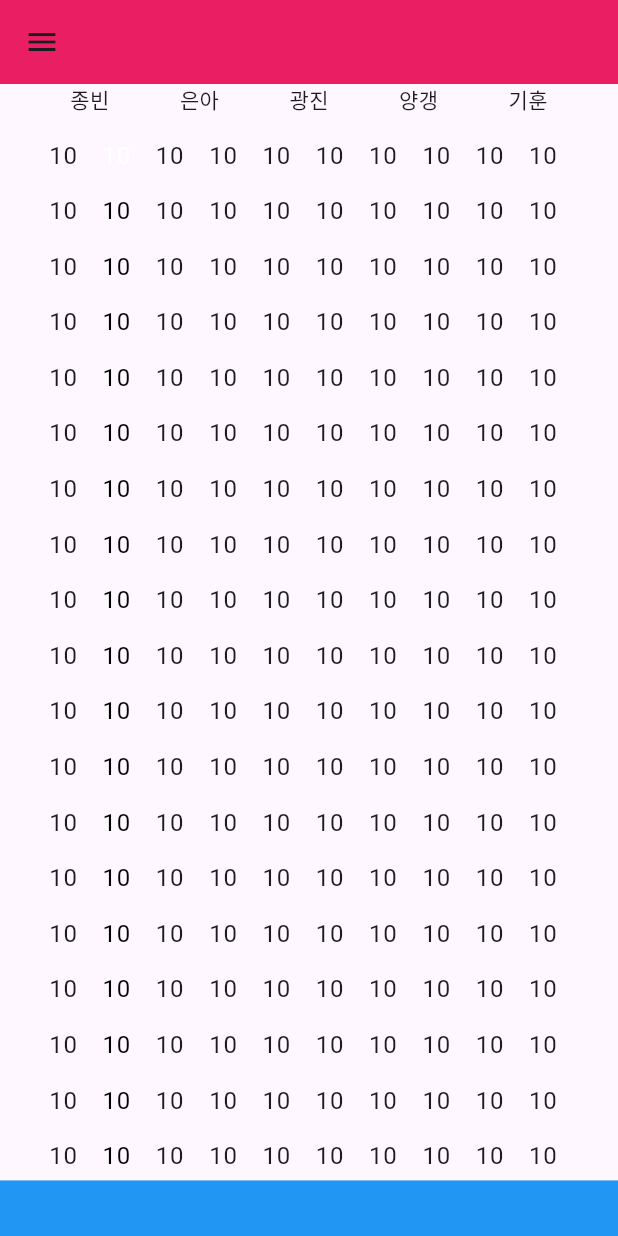
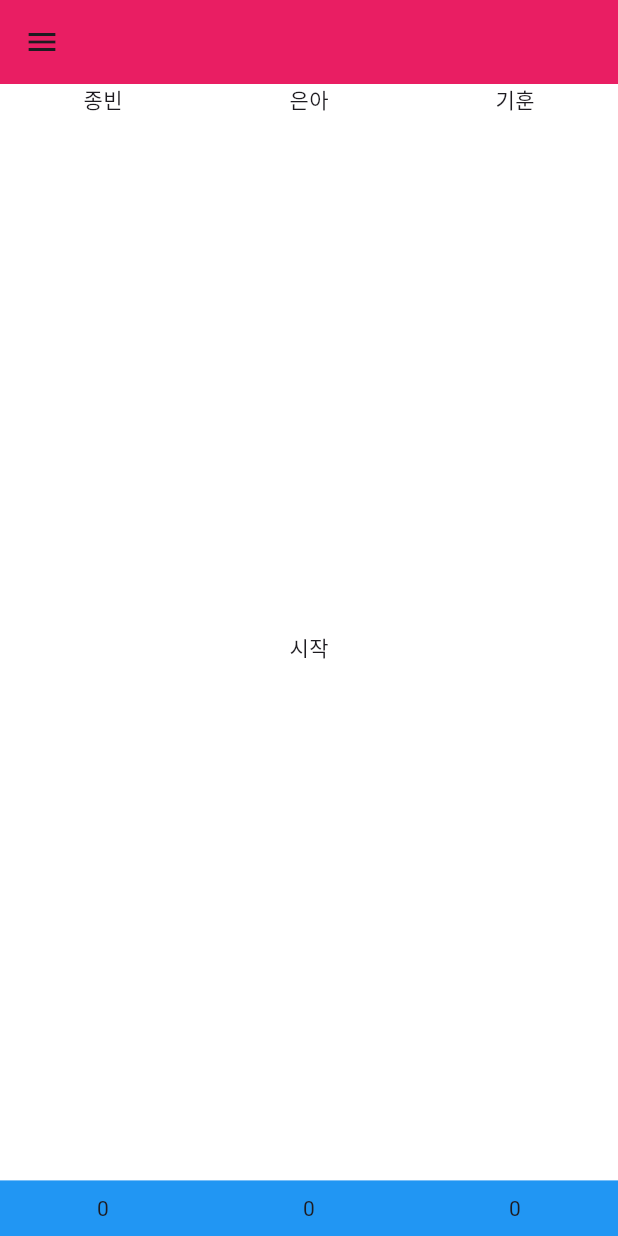
Before and after one commit to Moon-jbin/PPEONGNOTE, a Flutter app: the screen it shows after launch, on a phone screen of 412 x 824 dp. Run offline on Flutter 3.47's test engine with Material 3 defaults, Android fonts, the phone set to English and light mode, and no system bars; our stand-ins replace flutter_hooks, flutter_screenutil, go_router, hooks_riverpod.

Commit message:
Feature : CRUD 기능 완료

```diff
--- /dev/null
+++ b/lib/providers/score_provider.dart
@@ -0,0 +1,25 @@
+import 'package:hooks_riverpod/hooks_riverpod.dart';
+
+final playerNameProvider =
+    StateNotifierProvider<PlayerNameProvider, List<String>>(
+        (ref) => PlayerNameProvider());
+
+final scoreProvider =
+    StateNotifierProvider<ScoreProvider, Map<String, List<List<int>>>>(
+        (ref) => ScoreProvider());
+
+class PlayerNameProvider extends StateNotifier<List<String>> {
+  // test
+  PlayerNameProvider() : super(['종빈', '은아', '기훈']);
+
+  void initState() => state = [];
+
+  void setPlayer(List<String> playerList) => state = playerList;
+}
+
+class ScoreProvider extends StateNotifier<Map<String, List<List<int>>>> {
+  ScoreProvider() : super({});
+
+  void initState() => state = {};
+  void setScore(Map<String, List<List<int>>> scoreMap) => state = scoreMap;
+}
--- a/lib/screen/home_screen.dart
+++ b/lib/screen/home_screen.dart
@@ -1,6 +1,9 @@
 import 'package:flutter/material.dart';
+import 'package:flutter_hooks/flutter_hooks.dart';
 import 'package:flutter_screenutil/flutter_screenutil.dart';
 import 'package:hooks_riverpod/hooks_riverpod.dart';
+import 'package:ppeongnote/providers/score_provider.dart';
+import 'package:ppeongnote/utill/dialog/dlg_function.dart';
 
 class HomeScreen extends HookConsumerWidget {
   const HomeScreen({super.key});
@@ -9,6 +12,7 @@ class HomeScreen extends HookConsumerWidget {
   Widget build(BuildContext context, WidgetRef ref) {
     // double statusBarheight = MediaQuery.of(context).viewPadding.top;
     return Scaffold(
+      backgroundColor: Colors.white,
       appBar: AppBar(
         backgroundColor: Colors.pink,
         leading: Icon(Icons.menu),
@@ -28,54 +32,99 @@ class MainUI extends HookConsumerWidget {
   @override
   Widget build(BuildContext context, WidgetRef ref) {
     Size size = MediaQuery.of(context).size;
+    final scoreProviderWatch = ref.watch(scoreProvider);
+    final playerNameProviderWatch = ref.watch(playerNameProvider);
+    ValueNotifier<int> testIdx = useState(0);
+    int scoreLength = scoreProviderWatch[playerNameProviderWatch[0]] != null
+        ? scoreProviderWatch[playerNameProviderWatch[0]]![0].length
+        : 0;
+
+    useEffect(() {
+      testIdx.value++;
+    }, [scoreProviderWatch]);
+
     return Column(
       children: [
         Row(
-          mainAxisAlignment: MainAxisAlignment.spaceEvenly,
-          children: [
-            Text('종빈'),
-            Text('은아'),
-            Text('광진'),
-            Text('양갱'),
-            Text('기훈'),
-          ],
+          mainAxisAlignment: MainAxisAlignment.spaceAround,
+          children: List.generate(playerNameProviderWatch.length,
+              (playerIdx) => Text(playerNameProviderWatch[playerIdx])),
         ),
         Expanded(
-            child: ListView.builder(
-                itemExtent: 30.h,
-                itemCount: 21,
-                itemBuilder: (BuildContext context, int index) {
-                  return ListTile(
-                    onTap: () {},
-                    title: Row(
-                      mainAxisAlignment: MainAxisAlignment.spaceEvenly,
+            child: Container(
+          child: scoreProviderWatch[playerNameProviderWatch[0]] == null
+              ? InkWell(
+                  onTap: () {
+                    showScoreCreateDlgFn(context);
+                  },
+                  child: Container(
+                    alignment: Alignment.center,
+                    child: Text('시작'),
+                  ))
+              : ListView.builder(
+                  itemCount: scoreLength,
+                  itemBuilder: (BuildContext context, int scoreIdx) {
+                    return Column(
                       children: [
-                        Text('10'),
-                        Text(
-                          '10',
-                          style: TextStyle(
-                              color: index == 0 ? Colors.white : Colors.black),
+                        ListTile(
+                          contentPadding: EdgeInsets.zero,
+                          onTap: () {
+                            showScoreModifyDlgFn(context, scoreIdx: scoreIdx);
+                          },
+                          title: Row(
+                            mainAxisAlignment: MainAxisAlignment.spaceAround,
+                            children:
+                                List.generate(playerNameProviderWatch.length,
+                                    (int playerIdx) {
+                              String playerScore = scoreProviderWatch[
+                                          playerNameProviderWatch[playerIdx]]![
+                                      0][scoreIdx]
+                                  .toString();
+                              String playerSumScore = scoreProviderWatch[
+                                          playerNameProviderWatch[playerIdx]]![
+                                      1][scoreIdx]
+                                  .toString();
+                              return Row(
+                                children: [
+                                  Text(playerScore),
+                                  SizedBox(
+                                    width: 10.w,
+                                  ),
+                                  Text(playerSumScore)
+                                ],
+                              );
+                            }),
+                          ),
                         ),
-                        //
-                        Text('10'),
-                        Text('10'),
-                        //
-                        Text('10'),
-                        Text('10'),
-                        //
-                        Text('10'),
-                        Text('10'),
-                        //
-                        Text('10'),
-                        Text('10'),
+                        scoreIdx == scoreLength - 1
+                            ? IconButton(
+                                onPressed: () {
+                                  showScoreCreateDlgFn(context);
+                                },
+                                icon: Icon(Icons.add))
+                            : Container()
                       ],
-                    ),
-                  );
-                })),
+                    );
+                  },
+                ),
+        )),
         Container(
           color: Colors.blue,
           width: size.width,
           height: 30.h,
+          child: Row(
+            mainAxisAlignment: MainAxisAlignment.spaceAround,
+            children:
+                List.generate(playerNameProviderWatch.length, (int playerIdx) {
+              String playerSumScore = scoreProviderWatch.isEmpty
+                  ? "0"
+                  : scoreProviderWatch[playerNameProviderWatch[playerIdx]]![1]
+                      .last
+                      .toString();
+
+              return Text(playerSumScore);
+            }),
+          ),
         )
       ],
     );
```
Also changed, not shown: lib/custom_widgets/custom_widget.dart (added, +28 -0 lines), lib/utill/dialog/component/create_score.dart (added, +103 -0 lines), lib/utill/dialog/component/modify_score.dart (added, +151 -0 lines), lib/utill/dialog/dlg_form.dart (+6 -9 lines), lib/utill/dialog/dlg_function.dart (+8 -1 lines).
